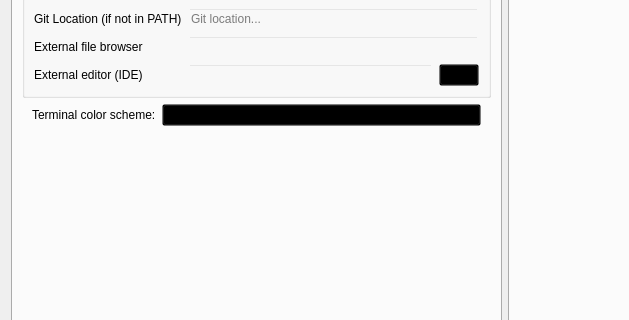
Qt form src/big_widgets/ConfigWidget.ui (francescmm/GitQlient) before a commit; both pictures show x 0 to 629 and y 287 to 607 of the 781 by 733 pixel window.
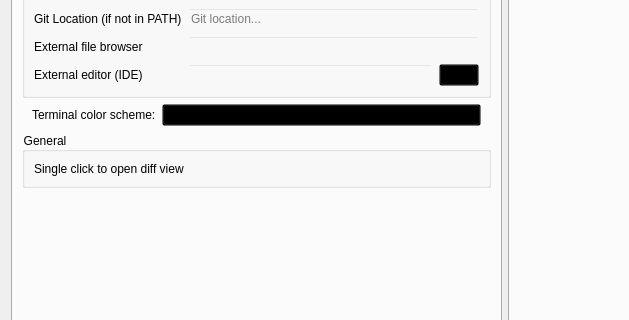
The same form after that commit. Icons and pictures are not drawn. Custom widgets are drawn as their Qt base class.

Commit message: Add option to display unstaged/staged file diff wi

Patch:
```diff
--- a/src/big_widgets/ConfigWidget.ui
+++ b/src/big_widgets/ConfigWidget.ui
@@ -390,6 +390,29 @@
             </item>
            </layout>
           </item>
+          <item>
+           <widget class="QGroupBox" name="groupBox_4">
+            <property name="title">
+             <string>General</string>
+            </property>
+            <layout class="QGridLayout" name="gridLayout_2">
+             <item row="0" column="0">
+              <widget class="QLabel" name="label_34">
+               <property name="text">
+                <string>Single click to open diff view </string>
+               </property>
+              </widget>
+             </item>
+             <item row="0" column="1">
+              <widget class="CheckBox" name="chSingleClickDiffView">
+               <property name="text">
+                <string/>
+               </property>
+              </widget>
+             </item>
+            </layout>
+           </widget>
+          </item>
           <item>
            <spacer name="verticalSpacer_2">
             <property name="orientation">
```
Left out of the diff: 4 changed lines with no effect on the pictures. The commit also changes 3 other files.
